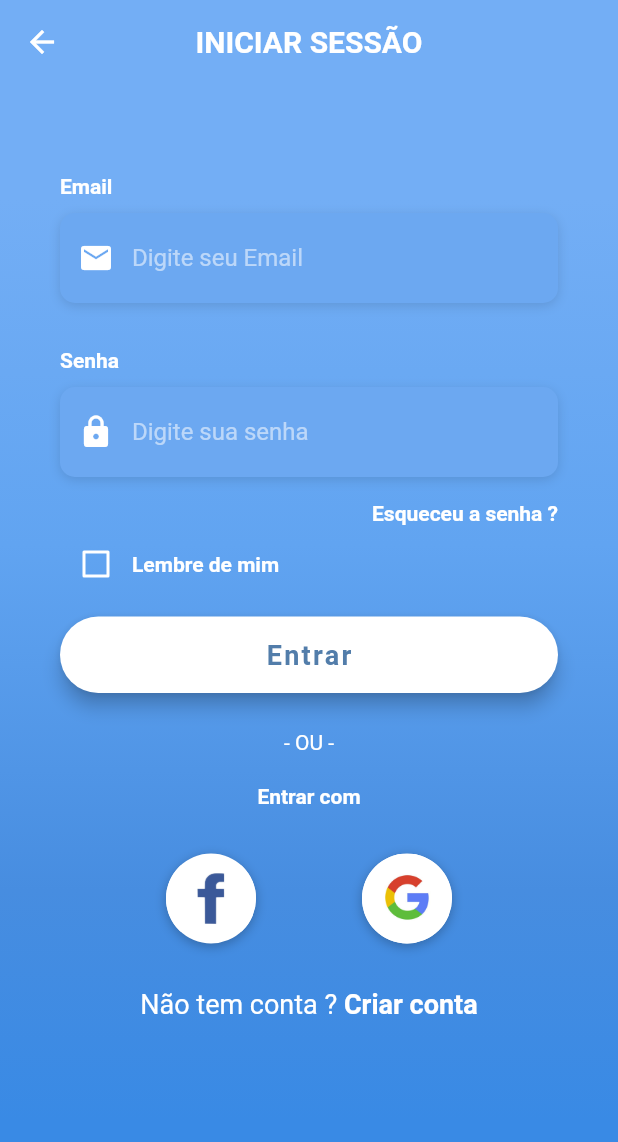
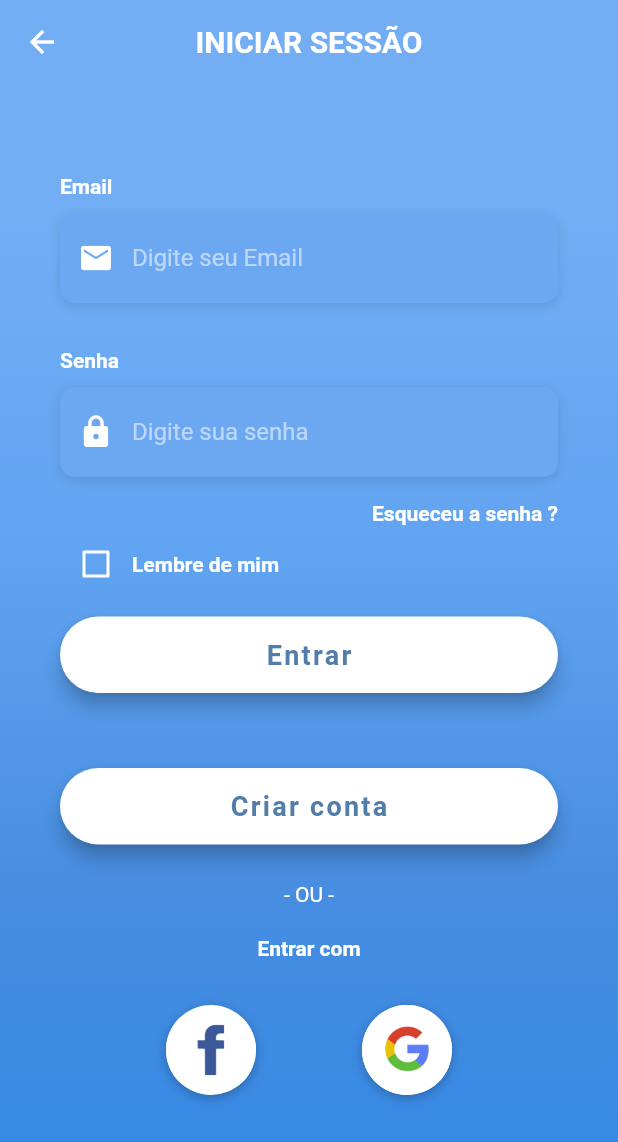
Before and after one commit to guilhermerfs00/cmds, a Flutter app: the LoginScreen screen opened directly, on a phone screen of 412 x 824 dp. Shown: the top 1142 px of the screen. Run offline on Flutter 3.47's test engine with Material 2 defaults, Android fonts, the phone set to English and light mode, and no system bars; our stand-ins replace charts_flutter, cloud_firestore, firebase_auth, font_awesome_flutter, google_sign_in; accounts and stored records are empty; Roboto replaces fonts that are missing (OpenSans).

Commit message:
Login com google e página de criar conta

```diff
--- a/lib/main.dart
+++ b/lib/main.dart
@@ -1,3 +1,4 @@
+import 'package:cmds/screens/login_screen.dart';
 import 'package:cmds/screens/welcome-screen.dart';
 import 'package:flutter/material.dart';
 
@@ -12,7 +13,7 @@ class MyApp extends StatelessWidget {
       theme: ThemeData(
         primaryColor: Color(0xFF5036D5),
       ),
-      home: WelcomeScreen(),
+      home: LoginScreen(),
     );
   }
 }
--- a/lib/screens/login_screen.dart
+++ b/lib/screens/login_screen.dart
@@ -1,7 +1,10 @@
 import 'package:cmds/global.dart';
 import 'package:cmds/screens/dashboard-screen.dart';
+import 'package:cmds/screens/signup_screen.dart';
+import 'package:firebase_auth/firebase_auth.dart';
 import 'package:flutter/material.dart';
 import 'package:flutter/services.dart';
+import 'package:google_sign_in/google_sign_in.dart';
 
 class LoginScreen extends StatefulWidget {
   @override
@@ -9,10 +12,53 @@ class LoginScreen extends StatefulWidget {
 }
 
 class _LoginScreenState extends State<LoginScreen> {
+  final _formKey = GlobalKey<FormState>();
   bool _rememberMe = false;
 
-  Widget _buildEmail() {
-    return Column(
+  FirebaseUser _currentUser;
+  final GlobalKey<ScaffoldState> _scaffoldKey = GlobalKey<ScaffoldState>();
+
+  @override
+  void initState() {
+    super.initState();
+
+    FirebaseAuth.instance.onAuthStateChanged.listen((user) {
+      _currentUser = user;
+    });
+  }
+
+  final GoogleSignIn googleSignIn = GoogleSignIn();
+
+  Future<FirebaseUser> _getUser() async {
+    if (_currentUser != null) {
+      return _currentUser;
+    }
+
+    try {
+      final GoogleSignInAccount googleSignInAccount =
+          await googleSignIn.signIn();
+      final GoogleSignInAuthentication googleSignInAuthentication =
+          await googleSignInAccount.authentication;
+
+      AuthCredential credential = GoogleAuthProvider.getCredential(
+          idToken: googleSignInAuthentication.idToken,
+          accessToken: googleSignInAuthentication.accessToken);
+      final AuthResult authResult =
+          await FirebaseAuth.instance.signInWithCredential(credential);
+
+      final FirebaseUser user = authResult.user;
+
+      return user;
+    } catch (e) {
+      return null;
+    }
+  }
+
+  Widget _buildForm() {
+    return Form(
+      key: _formKey,
+      //EMAIL
+      child: Column(
         crossAxisAlignment: CrossAxisAlignment.start,
         children: <Widget>[
           Text(
@@ -24,8 +70,11 @@ class _LoginScreenState extends State<LoginScreen> {
             alignment: Alignment.centerLeft,
             decoration: kBoxDecorationStyle,
             height: 60.0,
-          child: TextField(
+            child: TextFormField(
               keyboardType: TextInputType.emailAddress,
+              validator: (text) {
+                if (text.isEmpty || text.contains('@')) return "Email invalido";
+              },
               style: TextStyle(
                 color: Colors.white,
                 fontFamily: 'OpenSans',
@@ -42,12 +91,11 @@ class _LoginScreenState extends State<LoginScreen> {
               ),
             ),
           ),
-      ],
-    );
-  }
-
-  Widget _buildPassword() {
-    return Column(
+          SizedBox(
+            height: 30.0,
+          ),
+          //SENHA
+          Column(
             crossAxisAlignment: CrossAxisAlignment.start,
             children: <Widget>[
               Text(
@@ -59,8 +107,13 @@ class _LoginScreenState extends State<LoginScreen> {
                 alignment: Alignment.centerLeft,
                 decoration: kBoxDecorationStyle,
                 height: 60.0,
-          child: TextField(
+                child: TextFormField(
                   obscureText: true,
+                  validator: (text) {
+                    if (text.isEmpty || text.length < 6) {
+                      return "Senha inválida";
+                    }
+                  },
                   style: TextStyle(
                     color: Colors.white,
                     fontFamily: 'OpenSans',
@@ -78,11 +131,9 @@ class _LoginScreenState extends State<LoginScreen> {
                 ),
               ),
             ],
-    );
-  }
-
-  Widget _buildForgotPassword() {
-    return Container(
+          ),
+          //ESQUECI A SENHA
+          Container(
             alignment: Alignment.centerRight,
             child: FlatButton(
               onPressed: () => print('Forgot Password Button Pressed'),
@@ -92,11 +143,9 @@ class _LoginScreenState extends State<LoginScreen> {
                 style: kLabelStyle,
               ),
             ),
-    );
-  }
-
-  Widget _buildRememberMe() {
-    return Container(
+          ),
+          //LEMBRE DE MIM
+          Container(
             height: 20.0,
             child: Row(
               children: <Widget>[
@@ -119,17 +168,16 @@ class _LoginScreenState extends State<LoginScreen> {
                 ),
               ],
             ),
-    );
-  }
-
-  Widget _buildLogin() {
-    return Container(
+          ),
+          //BOTÃO DE ENTRAR
+          Container(
             padding: EdgeInsets.symmetric(vertical: 25.0),
             width: double.infinity,
             child: RaisedButton(
               elevation: 5.0,
-        onPressed: () => Navigator.of(context).pushReplacement(
-            MaterialPageRoute(builder: (context) => DashBoardScreen())),
+              onPressed: () {
+                if (_formKey.currentState.validate()) {}
+              },
               padding: EdgeInsets.all(15.0),
               shape: RoundedRectangleBorder(
                 borderRadius: BorderRadius.circular(30.0),
@@ -145,6 +193,37 @@ class _LoginScreenState extends State<LoginScreen> {
                   fontFamily: 'OpenSans',
                 ),
               ),
+            ),
+          ),
+
+          //BOTÃO DE CRIAR CONTA
+          Container(
+            padding: EdgeInsets.symmetric(vertical: 25.0),
+            width: double.infinity,
+            child: RaisedButton(
+              elevation: 5.0,
+              onPressed: () {
+                Navigator.of(context).push(
+                    MaterialPageRoute(builder: (context) => SignUpScreen()));
+              },
+              padding: EdgeInsets.all(15.0),
+              shape: RoundedRectangleBorder(
+                borderRadius: BorderRadius.circular(30.0),
+              ),
+              color: Colors.white,
+              child: Text(
+                'Criar conta',
+                style: TextStyle(
+                  color: Color(0xFF527DAA),
+                  letterSpacing: 1.5,
+                  fontSize: 18.0,
+                  fontWeight: FontWeight.bold,
+                  fontFamily: 'OpenSans',
+                ),
+              ),
+            ),
+          ),
+        ],
       ),
     );
   }
@@ -205,7 +284,21 @@ class _LoginScreenState extends State<LoginScreen> {
             ),
           ),
           _buildSocial(
-            () => print('Logar com o google'),
+            () async {
+              final FirebaseUser user = await _getUser();
+              if (user == null) {
+                _scaffoldKey.currentState.showSnackBar(
+                  SnackBar(
+                    content:
+                        Text('Não foi possível fazer o login. Tente novamente'),
+                    backgroundColor: Colors.red,
+                  ),
+                );
+              } else {
+                Navigator.of(context).push(
+                    MaterialPageRoute(builder: (context) => DashBoardScreen()));
+              }
+            },
             AssetImage(
               'assets/images/google.jpg',
             ),
@@ -215,37 +308,10 @@ class _LoginScreenState extends State<LoginScreen> {
     );
   }
 
-  Widget _buildSignup() {
-    return GestureDetector(
-      onTap: () => print('Sign Up Button Pressed'),
-      child: RichText(
-        text: TextSpan(
-          children: [
-            TextSpan(
-              text: 'Não tem conta ? ',
-              style: TextStyle(
-                color: Colors.white,
-                fontSize: 18.0,
-                fontWeight: FontWeight.w400,
-              ),
-            ),
-            TextSpan(
-              text: 'Criar conta',
-              style: TextStyle(
-                color: Colors.white,
-                fontSize: 18.0,
-                fontWeight: FontWeight.bold,
-              ),
-            ),
-          ],
-        ),
-      ),
-    );
-  }
-
   @override
   Widget build(BuildContext context) {
     return Scaffold(
+      key: _scaffoldKey,
       appBar: AppBar(
         backgroundColor: Color(0xFF73AEF5),
         elevation: 0,
@@ -294,17 +360,9 @@ class _LoginScreenState extends State<LoginScreen> {
                     mainAxisAlignment: MainAxisAlignment.center,
                     children: <Widget>[
                       SizedBox(height: 30.0),
-                      _buildEmail(),
-                      SizedBox(
-                        height: 30.0,
-                      ),
-                      _buildPassword(),
-                      _buildForgotPassword(),
-                      _buildRememberMe(),
-                      _buildLogin(),
+                      _buildForm(),
                       _buildSignIn(),
                       _buildSocialRow(),
-                      _buildSignup(),
                     ],
                   ),
                 ),
--- a/pubspec.yaml
+++ b/pubspec.yaml
@@ -17,6 +17,8 @@ dependencies:
   charts_flutter: ^0.9.0
   font_awesome_flutter: ^8.2.0
   flutter_staggered_grid_view: ^0.3.0
+  google_sign_in: ^4.1.1
+  firebase_auth: ^0.15.3
 
 dev_dependencies:
   flutter_test:
```
Also changed, not shown: lib/screens/signup_screen.dart (added, +209 -0 lines), pubspec.lock. Lines whose indentation alone changed are shown as unchanged.
